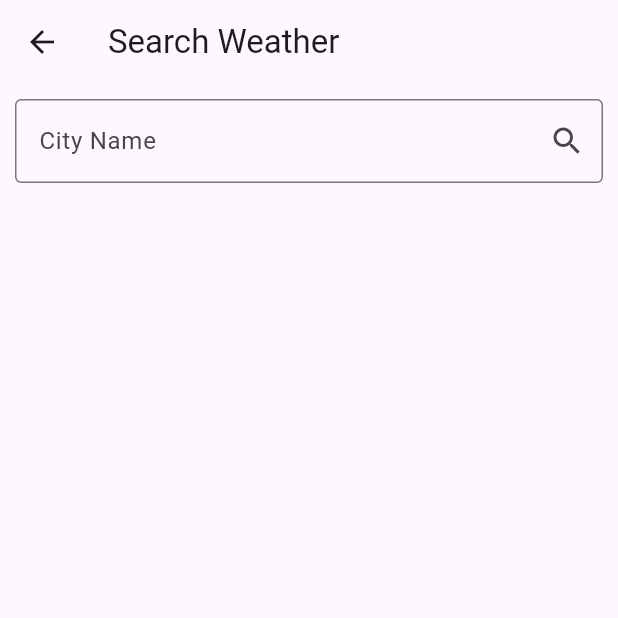
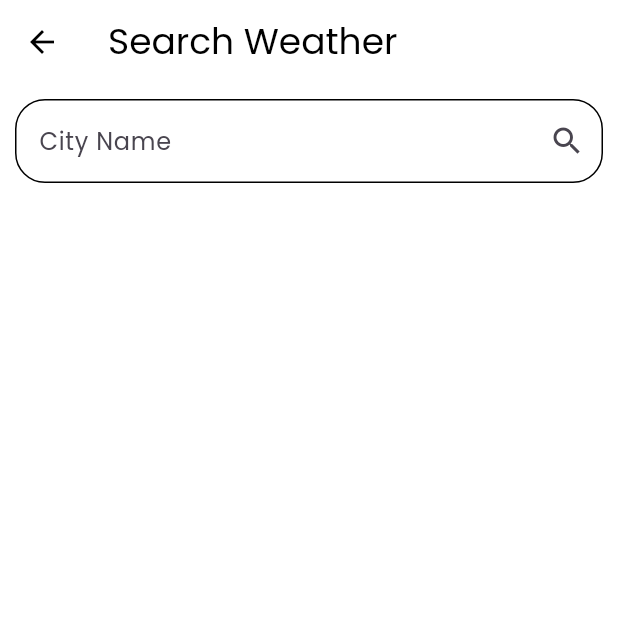
Before and after one commit to PathumDilhara/Easy-Weather, a Flutter app: the SearchWeatherByCityPage screen opened directly, on a phone screen of 412 x 824 dp, the top half of it. Run offline on Flutter 3.47's test engine with Material 3 defaults, Android fonts, the phone set to English and light mode, and no system bars; our stand-ins replace flutter_dotenv, geocoding, geolocator, google_fonts, lottie, shared_preferences; accounts and stored records are empty.

Commit message:
Light mode & Dark mode

```diff
--- a/lib/pages/search_weather_by_city_page.dart
+++ b/lib/pages/search_weather_by_city_page.dart
@@ -74,7 +74,7 @@ class _SearchWeatherByCityPageState extends State<SearchWeatherByCityPage> {
               _error !=null ? Text(_error!, style: const TextStyle(color: Colors.red),) :
                   _weather != null ? DisplayWeatherWidget(weather: _weather!) : const SizedBox(),
             ],
-          ),
+          )
         ),
       ),
     );
--- /dev/null
+++ b/lib/utils/themes.dart
@@ -0,0 +1,87 @@
+import 'package:flutter/material.dart';
+import 'package:google_fonts/google_fonts.dart';
+
+class CustomAThemeMode {
+  // Light mode
+  // brightness, font family, app bar, text input fields, scaffold bg
+  final ThemeData lightMode = ThemeData(
+    brightness: Brightness.light,
+    fontFamily: GoogleFonts.poppins().fontFamily,
+    primarySwatch: Colors.blue,
+    appBarTheme: AppBarTheme(
+      backgroundColor: Colors.white,
+      titleTextStyle: TextStyle(
+        color: Colors.black,
+        fontSize: 24,
+        fontWeight: FontWeight.w400,
+        fontFamily: GoogleFonts.poppins().fontFamily,
+      ),
+      iconTheme: const IconThemeData(
+        color: Colors.black,
+      ),
+    ),
+    inputDecorationTheme: InputDecorationTheme(
+      border: OutlineInputBorder(
+        borderRadius: BorderRadius.circular(20),
+        borderSide: const BorderSide(
+          color: Colors.black,
+        ),
+      ),
+      focusedBorder: OutlineInputBorder(
+        borderRadius: BorderRadius.circular(20),
+        borderSide: const BorderSide(
+          color: Colors.black,
+        ),
+      ),
+      enabledBorder: OutlineInputBorder(
+        borderRadius: BorderRadius.circular(20),
+        borderSide: const BorderSide(
+          color: Colors.black,
+        ),
+      ),
+    ),
+    scaffoldBackgroundColor: Colors.white,
+  );
+
+  // Dark mode
+  //
+  final ThemeData darkMode = ThemeData(
+    brightness: Brightness.dark,
+    fontFamily: GoogleFonts.poppins().fontFamily,
+    primarySwatch: Colors.blue,
+    appBarTheme: AppBarTheme(
+      backgroundColor: const Color.fromARGB(255, 21, 21, 21),
+      titleTextStyle: TextStyle(
+        color: Colors.white,
+        fontSize: 24,
+        fontWeight: FontWeight.w400,
+        fontFamily: GoogleFonts.poppins().fontFamily,
+      ),
+      iconTheme: const IconThemeData(
+        color: Colors.white,
+      ),
+    ),
+
+    inputDecorationTheme: InputDecorationTheme(
+      border: OutlineInputBorder(
+        borderRadius: BorderRadius.circular(20),
+        borderSide: const BorderSide(
+          color: Colors.white,
+        ),
+      ),
+      focusedBorder: OutlineInputBorder(
+        borderRadius: BorderRadius.circular(20),
+        borderSide: const BorderSide(
+          color: Colors.white,
+        ),
+      ),
+      enabledBorder: OutlineInputBorder(
+        borderRadius: BorderRadius.circular(20),
+        borderSide: const BorderSide(
+          color: Colors.white,
+        ),
+      ),
+    ),
+    scaffoldBackgroundColor: const Color.fromARGB(255, 21, 21, 21),
+  );
+}
```
Also changed, not shown: lib/main.dart (+11 -2 lines), lib/pages/home_page.dart (+13 -1 lines), lib/providers/theme_provider.dart (added, +38 -0 lines), lib/services/theme_mode_saver.dart (added, +19 -0 lines).
